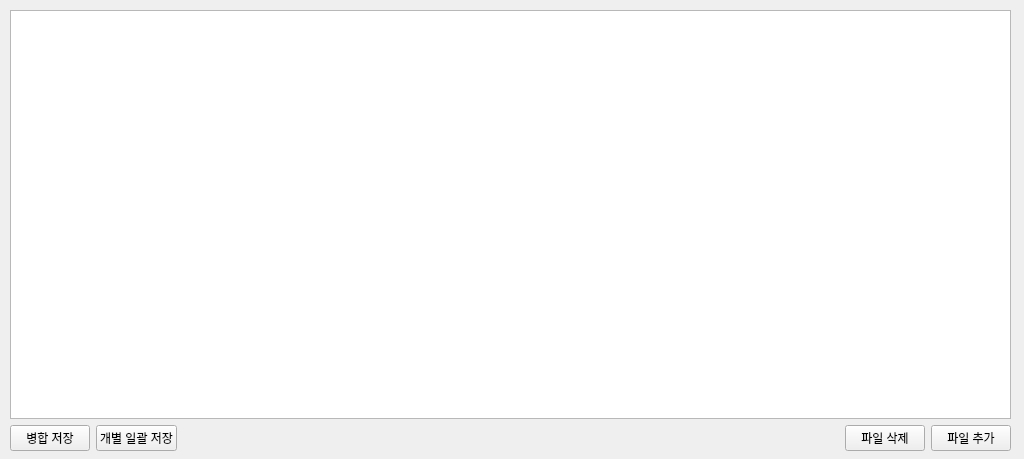
hayarobi/asammdf, file src/asammdf/arloo/ui/multifile_widget.ui: the form before one commit.
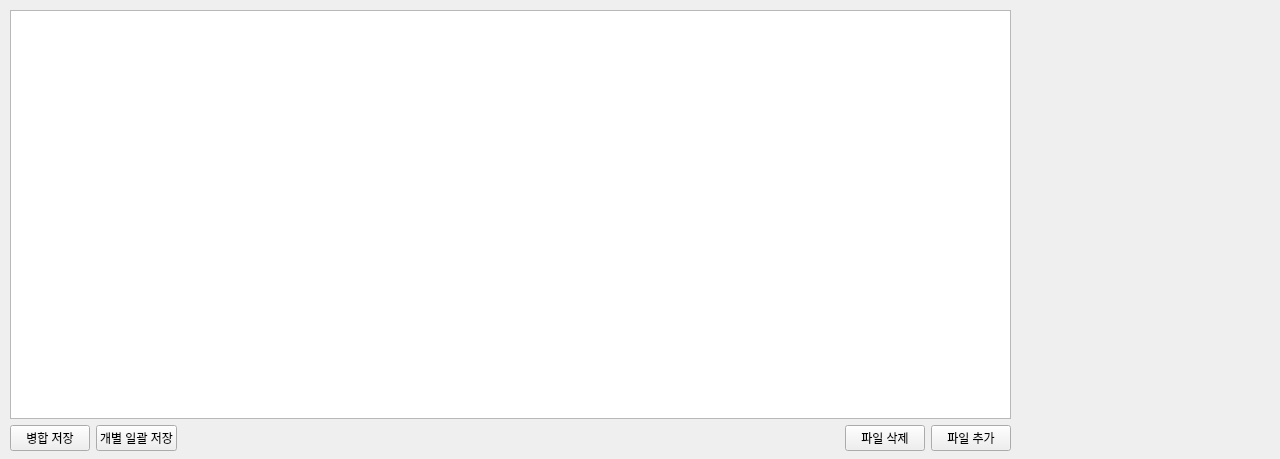
The form after the commit.

Commit message:
메뉴 이름 한글화
- 불확실한 메뉴 항목 삭제
- 파일 열기가 제대로 안 되는 버그 수정

Diff of the .ui file:
```diff
--- a/src/asammdf/arloo/ui/multifile_widget.ui
+++ b/src/asammdf/arloo/ui/multifile_widget.ui
@@ -6,13 +6,13 @@
    <rect>
     <x>0</x>
     <y>0</y>
-    <width>1024</width>
+    <width>1280</width>
     <height>459</height>
    </rect>
   </property>
   <property name="minimumSize">
    <size>
-    <width>1024</width>
+    <width>1280</width>
     <height>0</height>
    </size>
   </property>
```
The commit also changes 2 other files.
